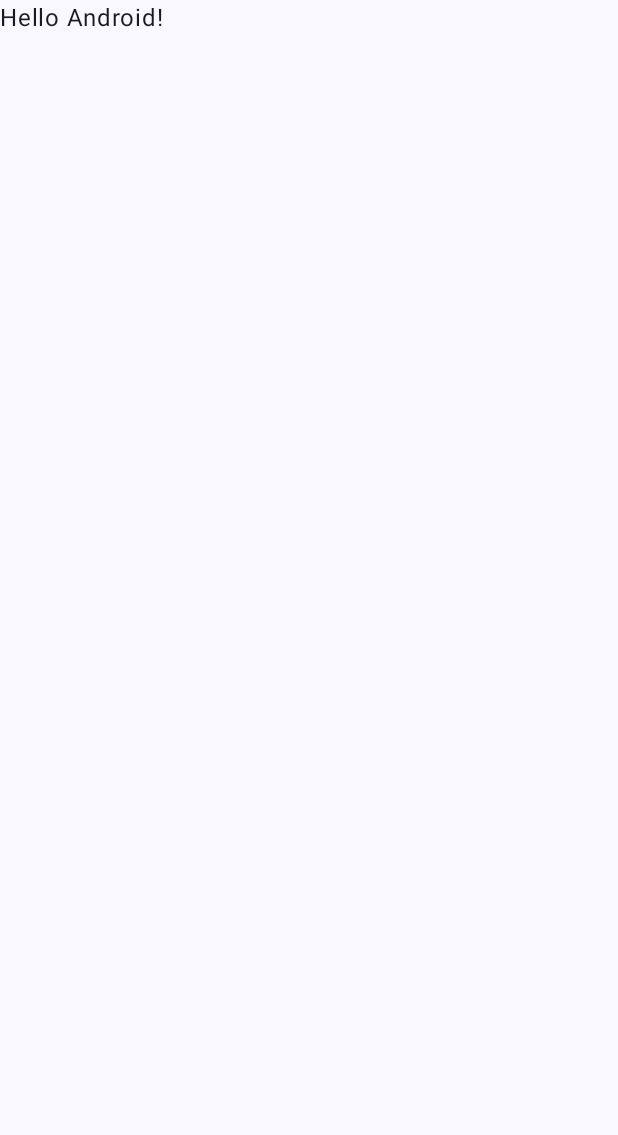
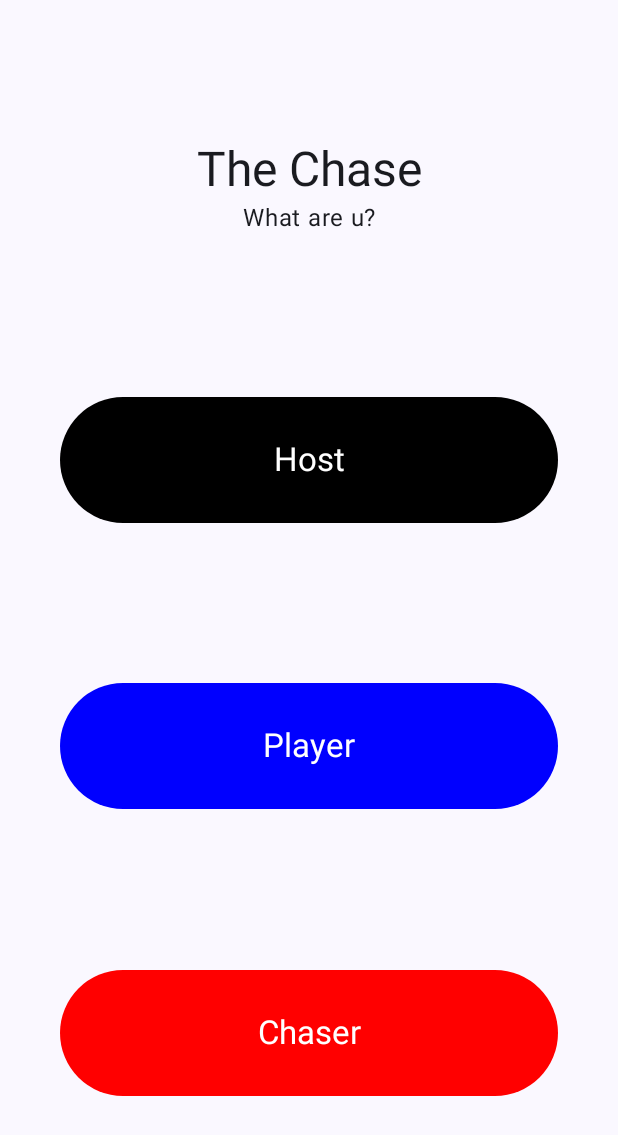
Before and after one commit to timlam9/TheChase, an Android app built with Jetpack Compose: the screen it shows after launch (MainActivity), on a phone screen of 412 x 824 dp. Before the commit the part shown is almost empty. Shown: the top 1135 px of the screen. Run offline under Robolectric (Android 15) with nearby library versions, the phone set to English and light mode, and no system bars.

Commit message:
Create the home screen

```diff
--- a/app/src/main/java/com/lamti/thechase/MainActivity.kt
+++ b/app/src/main/java/com/lamti/thechase/MainActivity.kt
@@ -6,38 +6,26 @@ import androidx.activity.compose.setContent
 import androidx.compose.foundation.layout.fillMaxSize
 import androidx.compose.material3.MaterialTheme
 import androidx.compose.material3.Surface
-import androidx.compose.material3.Text
-import androidx.compose.runtime.Composable
 import androidx.compose.ui.Modifier
-import androidx.compose.ui.tooling.preview.Preview
+import com.lamti.thechase.ui.HomeScreen
 import com.lamti.thechase.ui.theme.TheChaseTheme
 
 class MainActivity : ComponentActivity() {
+
+    private val viewModel = MainViewModel()
+
     override fun onCreate(savedInstanceState: Bundle?) {
         super.onCreate(savedInstanceState)
         setContent {
             TheChaseTheme {
-                // A surface container using the 'background' color from the theme
                 Surface(modifier = Modifier.fillMaxSize(), color = MaterialTheme.colorScheme.background) {
-                    Greeting("Android")
+                    HomeScreen(
+                        onHostClick = {},
+                        onPlayerClick = {},
+                        onChaserClick = {}
+                    )
                 }
             }
         }
     }
 }
-
-@Composable
-fun Greeting(name: String, modifier: Modifier = Modifier) {
-    Text(
-        text = "Hello $name!",
-        modifier = modifier
-    )
-}
-
-@Preview(showBackground = true)
-@Composable
-fun GreetingPreview() {
-    TheChaseTheme {
-        Greeting("Android")
-    }
-}
--- /dev/null
+++ b/app/src/main/java/com/lamti/thechase/MainViewModel.kt
@@ -0,0 +1,7 @@
+package com.lamti.thechase
+
+import androidx.lifecycle.ViewModel
+
+class MainViewModel: ViewModel() {
+
+}
--- /dev/null
+++ b/app/src/main/java/com/lamti/thechase/ui/HomeScreen.kt
@@ -0,0 +1,73 @@
+package com.lamti.thechase.ui
+
+import androidx.compose.foundation.layout.Arrangement
+import androidx.compose.foundation.layout.Column
+import androidx.compose.foundation.layout.fillMaxSize
+import androidx.compose.foundation.layout.fillMaxWidth
+import androidx.compose.foundation.layout.padding
+import androidx.compose.foundation.layout.wrapContentSize
+import androidx.compose.material3.Button
+import androidx.compose.material3.ButtonDefaults
+import androidx.compose.material3.MaterialTheme
+import androidx.compose.material3.Text
+import androidx.compose.runtime.Composable
+import androidx.compose.ui.Alignment
+import androidx.compose.ui.Modifier
+import androidx.compose.ui.graphics.Color
+import androidx.compose.ui.tooling.preview.Preview
+import androidx.compose.ui.unit.dp
+import com.lamti.thechase.ui.theme.TheChaseTheme
+
+@Composable
+fun HomeScreen(
+    onHostClick: () -> Unit = {},
+    onPlayerClick: () -> Unit = {},
+    onChaserClick: () -> Unit = {},
+) {
+    Column(
+        modifier = Modifier
+            .fillMaxSize()
+            .padding(40.dp),
+        verticalArrangement = Arrangement.SpaceAround,
+        horizontalAlignment = Alignment.CenterHorizontally
+    ) {
+        Column(
+            modifier = Modifier.wrapContentSize(),
+            verticalArrangement = Arrangement.Center,
+            horizontalAlignment = Alignment.CenterHorizontally
+        ) {
+            Text(text = "The Chase", style = MaterialTheme.typography.headlineLarge)
+            Text(text = "What are u?")
+        }
+        Button(
+            modifier = Modifier.fillMaxWidth(),
+            onClick = onHostClick,
+            colors = ButtonDefaults.buttonColors(containerColor = Color.Black, contentColor = Color.White)
+        ) {
+            Text(text = "Host", style = MaterialTheme.typography.titleLarge, modifier = Modifier.padding(20.dp))
+        }
+        Button(
+            modifier = Modifier.fillMaxWidth(),
+            onClick = onPlayerClick,
+            colors = ButtonDefaults.buttonColors(containerColor = Color.Blue, contentColor = Color.White)
+        ) {
+            Text(text = "Player", style = MaterialTheme.typography.titleLarge, modifier = Modifier.padding(20.dp))
+
+        }
+        Button(
+            modifier = Modifier.fillMaxWidth(),
+            onClick = onChaserClick,
+            colors = ButtonDefaults.buttonColors(containerColor = Color.Red, contentColor = Color.White)
+        ) {
+            Text(text = "Chaser", style = MaterialTheme.typography.titleLarge, modifier = Modifier.padding(20.dp))
+        }
+    }
+}
+
+@Preview(showBackground = true)
+@Composable
+fun GreetingPreview() {
+    TheChaseTheme {
+        HomeScreen()
+    }
+}
```
